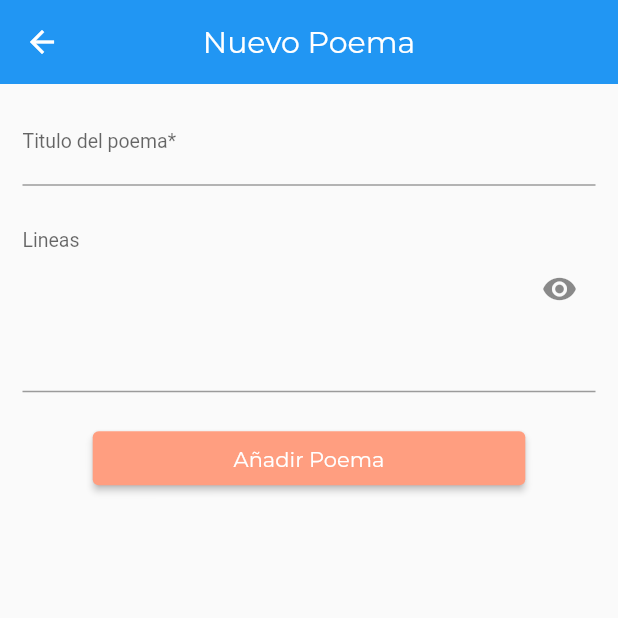
After one commit to jtavio/poemasymas, a Flutter app: the AppPoemas screen opened directly, on a phone screen of 412 x 824 dp, the top half of it. The commit adds this screen. Run offline on Flutter 3.47's test engine with Material 2 defaults, Android fonts, the phone set to English and light mode, and no system bars; our stand-ins replace auto_size_text, bloc, double_back_to_close_app, email_validator, equatable, firebase_analytics and 6 more; accounts and stored records are empty; network calls fail; Roboto replaces fonts that are missing (Raleway).

Commit message:
add page of add poem view

```diff
--- /dev/null
+++ b/lib/src/pages/add-poemas/add_poems.dart
@@ -0,0 +1,142 @@
+import 'dart:convert';
+
+import 'package:app_poemas/src/widgets/custom_multiline_text_field.dart';
+import 'package:app_poemas/src/widgets/poem_custom_text_field.dart';
+import 'package:auto_size_text/auto_size_text.dart';
+import 'package:flutter/gestures.dart';
+import 'package:flutter/material.dart';
+import 'package:flutter/services.dart';
+
+class AppPoemas extends StatefulWidget {
+  static const routeName = 'add-poems';
+  const AppPoemas({Key? key}) : super(key: key);
+
+  @override
+  State<AppPoemas> createState() => _AppPoemasState();
+}
+
+class _AppPoemasState extends State<AppPoemas> {
+  final TextEditingController _lineStepsController = TextEditingController();
+  final List<String> _previewStepsList = [];
+  final TextEditingController _recipeNameController = TextEditingController();
+
+  @override
+  void dispose() {
+    super.dispose();
+    _lineStepsController.dispose();
+    _recipeNameController.dispose();
+  }
+
+  @override
+  Widget build(BuildContext context) {
+    return Scaffold(
+      appBar: AppBar(
+        elevation: 0,
+        title: const Text(
+          'Nuevo Poema',
+        ),
+        centerTitle: true,
+        systemOverlayStyle: SystemUiOverlayStyle.dark,
+      ),
+      body: ScrollConfiguration(
+        behavior: ScrollConfiguration.of(context).copyWith(dragDevices: {
+          PointerDeviceKind.touch,
+          PointerDeviceKind.mouse,
+        }),
+        child: SingleChildScrollView(
+          child: Padding(
+            padding: const EdgeInsets.symmetric(horizontal: 15, vertical: 10),
+            child: Column(
+              children: [
+                PoemCustomTextField(
+                  label: 'Titulo del poema*',
+                  controller: _recipeNameController,
+                  textInputType: TextInputType.text,
+                  textInputFormatter: null,
+                ),
+                CustomMultiLineTextField(
+                  controller: _lineStepsController,
+                  label: 'Lineas',
+                  function: () async {
+                    await _previewLines(_lineStepsController);
+                    _showPreviewDialog("Versos", _previewStepsList);
+                  },
+                  placeholder: "versos",
+                ),
+                //Text('${_previewStepsList.length}'),
+                const SizedBox(
+                  height: 20,
+                ),
+                SizedBox(
+                  width: MediaQuery.of(context).size.width * 0.7,
+                  child: ElevatedButton(
+                    onPressed: () {
+                      print('hola');
+                    },
+                    style: ElevatedButton.styleFrom(
+                        primary: Colors.deepOrangeAccent[100]),
+                    child: const Text('Añadir Poema'),
+                  ),
+                )
+              ],
+            ),
+          ),
+        ),
+      ),
+    );
+  }
+
+  _showPreviewDialog(String label, List<String> previewStepsList) {
+    showDialog(
+      context: context,
+      builder: (_) => AlertDialog(
+        contentPadding: const EdgeInsets.only(bottom: 20),
+        title: Text(
+          '$label Preview',
+          style: const TextStyle(fontSize: 16),
+        ),
+        content: ListView.builder(
+          shrinkWrap: true,
+          physics: const NeverScrollableScrollPhysics(),
+          itemExtent: 40,
+          itemCount: previewStepsList.length,
+          itemBuilder: (context, index) =>
+              stepsListTile(context, index, previewStepsList),
+        ),
+      ),
+    );
+  }
+
+  _previewLines(TextEditingController controller) {
+    _previewStepsList.clear();
+    LineSplitter ls = const LineSplitter();
+    List<String> lines = ls.convert(controller.value.text);
+    for (var i = 0; i < lines.length; i++) {
+      _previewStepsList.add(lines[i]);
+    }
+  }
+}
+
+Widget stepsListTile(BuildContext context, int index, List items) {
+  return Padding(
+    padding: const EdgeInsets.symmetric(vertical: 5, horizontal: 15),
+    child: Row(
+      children: <Widget>[
+        AutoSizeText(
+          '${index + 1}.',
+          // style: GoogleFonts.pacifico(),
+        ),
+        const SizedBox(
+          width: 15,
+        ),
+        Expanded(
+          child: AutoSizeText(
+            '"${items[index]}"',
+            style:
+                const TextStyle(fontSize: 14.5, fontWeight: FontWeight.normal),
+          ),
+        ),
+      ],
+    ),
+  );
+}
--- a/lib/src/routes/routes.dart
+++ b/lib/src/routes/routes.dart
@@ -1,8 +1,10 @@
+import 'package:app_poemas/src/pages/add-poemas/add_poems.dart';
 import 'package:app_poemas/src/pages/author-title/title_poem_test.dart';
 import 'package:app_poemas/src/pages/home_authors.dart';
 import 'package:flutter/widgets.dart';
 
 final Map<String, WidgetBuilder> routes = {
   TitlePoemByAuthor.routeName: (context) => const TitlePoemByAuthor(),
-  HomeAuthors.routeName: (context) => const HomeAuthors()
+  HomeAuthors.routeName: (context) => const HomeAuthors(),
+  AppPoemas.routeName: (context) => const AppPoemas()
 };
--- /dev/null
+++ b/lib/src/widgets/custom_multiline_text_field.dart
@@ -0,0 +1,35 @@
+import 'package:flutter/material.dart';
+
+class CustomMultiLineTextField extends StatelessWidget {
+  final String label, placeholder;
+  final TextEditingController controller;
+  final VoidCallback function;
+
+  const CustomMultiLineTextField(
+      {Key? key,
+      required this.label,
+      required this.placeholder,
+      required this.controller,
+      required this.function})
+      : super(key: key);
+
+  @override
+  Widget build(BuildContext context) {
+    return TextField(
+      controller: controller,
+      maxLines: 5,
+      style: const TextStyle(
+          color: Colors.white, fontFamily: 'Raleway', fontSize: 17),
+      decoration: InputDecoration(
+        suffixIcon: IconButton(
+          onPressed: function,
+          icon: const Icon(Icons.remove_red_eye),
+        ),
+        labelText: label,
+        labelStyle: const TextStyle(fontSize: 13, fontFamily: 'Raleway'),
+        alignLabelWithHint: true,
+        hintText: this.placeholder,
+      ),
+    );
+  }
+}
--- /dev/null
+++ b/lib/src/widgets/poem_custom_text_field.dart
@@ -0,0 +1,40 @@
+import 'package:flutter/material.dart';
+import 'package:flutter/services.dart';
+
+class PoemCustomTextField extends StatelessWidget {
+  final String label;
+  final TextEditingController controller;
+  final TextInputType textInputType;
+  final TextInputFormatter? textInputFormatter;
+
+  const PoemCustomTextField(
+      {super.key,
+      required this.label,
+      required this.controller,
+      required this.textInputType,
+      this.textInputFormatter});
+
+  @override
+  Widget build(BuildContext context) {
+    return TextField(
+      controller: controller,
+      keyboardType: textInputType,
+      style: const TextStyle(
+        color: Colors.white,
+        fontFamily: 'Raleway',
+        fontSize: 17,
+      ),
+      decoration: InputDecoration(
+        labelText: label,
+        labelStyle: const TextStyle(
+          fontSize: 13,
+          fontFamily: 'Raleway',
+        ),
+      ),
+      // ignore: unnecessary_null_comparison
+      inputFormatters: textInputFormatter != null
+          ? <TextInputFormatter>[textInputFormatter!]
+          : null,
+    );
+  }
+}
--- a/pubspec.yaml
+++ b/pubspec.yaml
@@ -43,6 +43,7 @@ dependencies:
   url_launcher: ^6.1.5
   double_back_to_close_app: ^2.1.0
   firebase_analytics: ^9.3.1
+  auto_size_text: ^3.0.0
 
 dev_dependencies:
   flutter_test:
```
Also changed, not shown: lib/src/pages/profile/profile_user.dart (+8 -0 lines), pubspec.lock.
